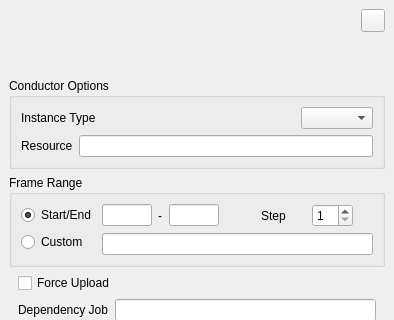
Qt form conductor/resources/clarisse.ui (AtomicConductor/conductor_client) before a commit; both pictures show x 0 to 394 and y 0 to 320 of the 394 by 552 pixel window.
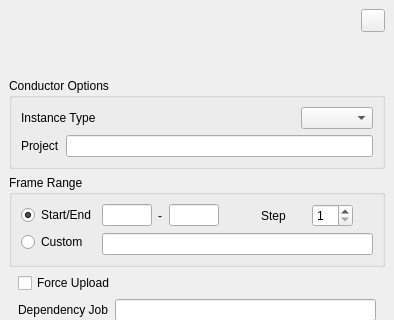
The same form after that commit. Icons and pictures are not drawn.

Commit message:
project argument
-swapped out "resource" for "project"
-ui now gets and populates projects combobox from config or app query
-generateConductorArgs now in ConductorSubmitter base class
-updated UiUserSettings class to return settings filepath
-added api_client.request_projects() to retrived projects for UI

Diff of the .ui file:
```diff
--- a/conductor/resources/clarisse.ui
+++ b/conductor/resources/clarisse.ui
@@ -178,7 +178,7 @@
           <item>
            <widget class="QLabel" name="label_6">
             <property name="text">
-             <string>Resource</string>
+             <string>Project</string>
             </property>
            </widget>
           </item>
```
Left out of the diff: 4 changed lines with no effect on the pictures. The commit also changes 11 other files.
